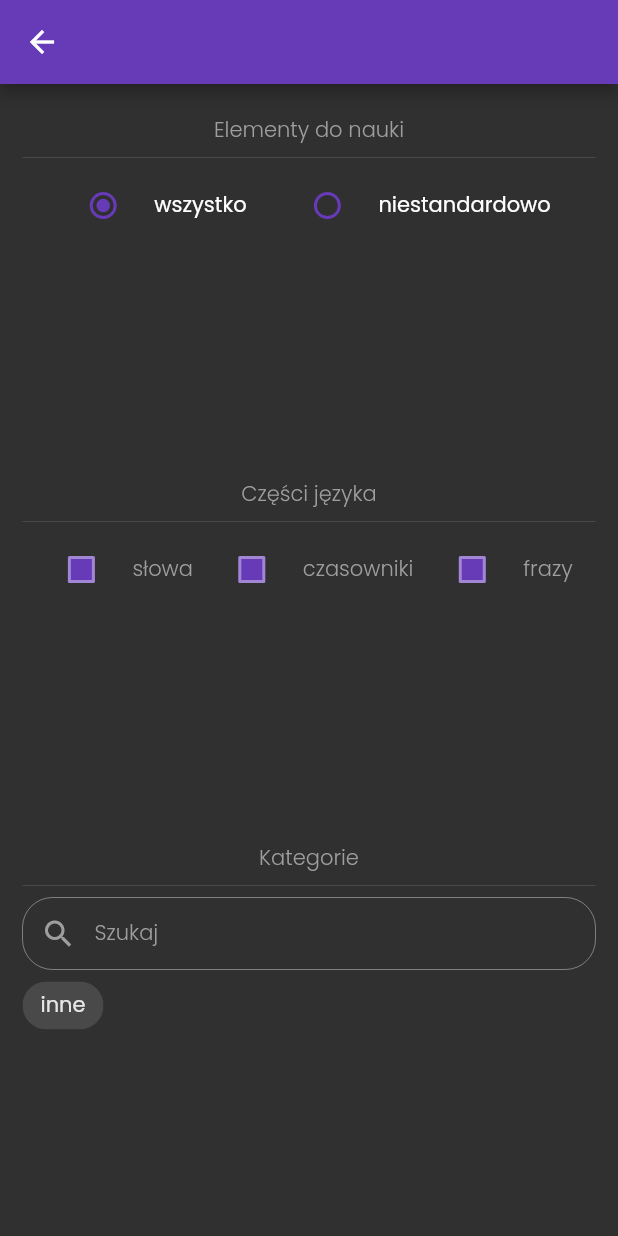
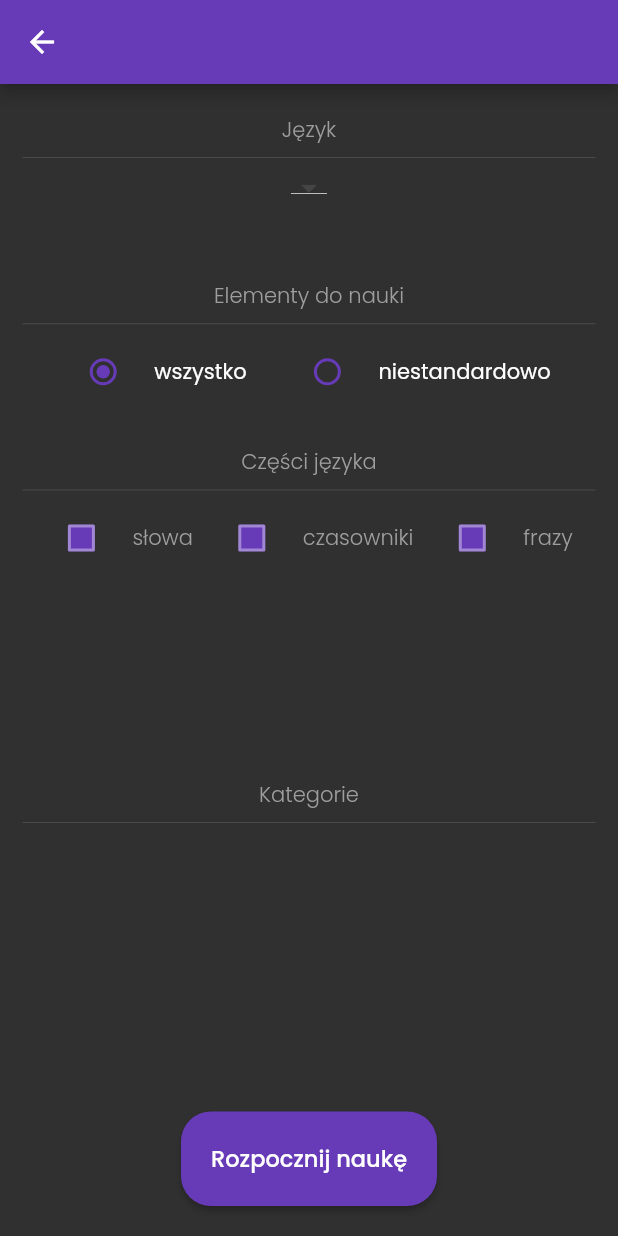
Before and after one commit to tombortniak/LanguageLearning, a Flutter app: the screen it shows after launch, after a tap on "Rozpocznij naukę", on a phone screen of 412 x 824 dp. Run offline on Flutter 3.47's test engine with Material 2 defaults, Android fonts, the phone set to English and light mode, and no system bars; our stand-ins replace drift, dropdown_search, fluttertoast, font_awesome_flutter, google_fonts, tuple; accounts and stored records are empty; generated files the repository leaves out were written again; statements that could not run were skipped.

Commit message:
fix filter chips in learning options page

```diff
--- a/lib/components/element_form.dart
+++ b/lib/components/element_form.dart
@@ -501,7 +501,8 @@ class _ElementFormState extends State<ElementForm> {
                             ),
                             showSearchBox: true,
                             selectedItem: selectedCategory,
-                            items: languageElementData.categories,
+                            items: languageElementData
+                                .getCategoriesBy(widget.language),
                             itemAsString: (Category? category) {
                               return category!.name;
                             },
--- a/lib/main.dart
+++ b/lib/main.dart
@@ -40,7 +40,7 @@ class LanguageLearningApp extends StatelessWidget {
   Widget build(BuildContext context) {
     return MaterialApp(
       title: 'Language Learning',
-      home: const SplashPage(),
+      home: const HomePage(),
       darkTheme: LanguageLearningTheme.dark(),
       themeMode: ThemeMode.dark,
       debugShowCheckedModeBanner: false,
--- a/lib/pages/language_management_page.dart
+++ b/lib/pages/language_management_page.dart
@@ -82,7 +82,7 @@ class _LanguageManagementPageState extends State<LanguageManagementPage>
                           .where((e) => e.id == element.category)
                           .toList()
                           .first
-                          .toString(),
+                          .name,
                   style: Theme.of(context).textTheme.bodyText1,
                 ),
               ],
--- a/lib/pages/learning_options_page.dart
+++ b/lib/pages/learning_options_page.dart
@@ -1,7 +1,7 @@
 import 'package:flutter/material.dart';
 import 'package:language_learning/components/labeled_checkbox.dart';
 import 'package:language_learning/components/labeled_radio.dart';
-import 'package:language_learning/constants.dart';
+import 'package:language_learning/constants.dart' hide Language;
 import 'package:language_learning/database/database.dart';
 import 'package:language_learning/models/language_element_data.dart';
 import 'package:provider/provider.dart';
@@ -14,18 +14,25 @@ class LearningOptionsPage extends StatefulWidget {
 }
 
 class _LearningOptionsPageState extends State<LearningOptionsPage> {
-  LearningOption _learningOption = LearningOption.all;
+  LearningOption learningOption = LearningOption.all;
+  Language? selectedLanguage;
   bool wordOptionValue = false;
   bool verbOptionValue = false;
   bool phraseOptionValue = false;
   List<bool> categoriesSelectedValues = [];
   List<FilterChip> categoryChips = [];
+  List<Category> categories = [];
   TextEditingController searchTextController = TextEditingController();
   FocusNode searchFieldNode = FocusNode();
 
-  void buildCategoryChips([String query = '']) {
-    var categories =
-        context.read<LanguageElementData>().filterCategories(query);
+  void updateCategories() {
+    categories =
+        context.read<LanguageElementData>().getCategoriesBy(selectedLanguage!);
+    categoriesSelectedValues =
+        List.generate(categories.length, (index) => false);
+  }
+
+  List<Widget> buildCategoryChips([String query = '']) {
     categoryChips = List.generate(
       categories.length,
       (index) => FilterChip(
@@ -39,14 +46,19 @@ class _LearningOptionsPageState extends State<LearningOptionsPage> {
         },
       ),
     );
+
+    return categoryChips;
   }
 
   @override
   void initState() {
     super.initState();
-    categoriesSelectedValues = List.generate(
-        context.read<LanguageElementData>().categories.length,
-        (index) => false);
+    selectedLanguage = Provider.of<LanguageElementData>(context, listen: false)
+        .languages
+        .first;
+    updateCategories();
+    categoriesSelectedValues =
+        List.generate(categories.length, (index) => false);
     buildCategoryChips();
   }
 
@@ -66,6 +78,46 @@ class _LearningOptionsPageState extends State<LearningOptionsPage> {
                 child: Column(
                     crossAxisAlignment: CrossAxisAlignment.stretch,
                     children: [
+                      Expanded(
+                        child: Column(
+                          children: [
+                            Text(
+                              'Język',
+                              textAlign: TextAlign.center,
+                            ),
+                            Container(
+                              child: Divider(),
+                            ),
+                            DropdownButton(
+                              value: selectedLanguage,
+                              elevation: 0,
+                              isExpanded: false,
+                              items: context
+                                  .read<LanguageElementData>()
+                                  .languages
+                                  .map((Language language) {
+                                return DropdownMenuItem(
+                                  child: Center(
+                                    child: Text(
+                                      language.name,
+                                    ),
+                                  ),
+                                  value: language,
+                                );
+                              }).toList(),
+                              onChanged: (Language? language) {
+                                setState(() {
+                                  selectedLanguage = language;
+                                  updateCategories();
+                                });
+                              },
+                            ),
+                          ],
+                        ),
+                      ),
+                      Expanded(
+                        child: Column(
+                          children: [
                             Text(
                               'Elementy do nauki',
                               textAlign: TextAlign.center,
@@ -78,25 +130,28 @@ class _LearningOptionsPageState extends State<LearningOptionsPage> {
                               children: [
                                 LabeledRadio(
                                   value: LearningOption.all,
-                            groupValue: _learningOption,
+                                  groupValue: learningOption,
                                   label: 'wszystko',
                                   onChanged: (LearningOption? value) {
                                     setState(() {
-                                _learningOption = value!;
+                                      learningOption = value!;
                                     });
                                   },
                                 ),
                                 LabeledRadio(
                                   value: LearningOption.custom,
-                            groupValue: _learningOption,
+                                  groupValue: learningOption,
                                   label: 'niestandardowo',
                                   onChanged: (LearningOption? value) {
                                     setState(() {
-                                _learningOption = value!;
+                                      learningOption = value!;
                                     });
                                   },
                                 )
                               ],
+                            ),
+                          ],
+                        ),
                       ),
                     ]),
               ),
@@ -115,21 +170,21 @@ class _LearningOptionsPageState extends State<LearningOptionsPage> {
                       mainAxisAlignment: MainAxisAlignment.spaceEvenly,
                       children: [
                         LabeledCheckbox(
-                          isDisabled: _learningOption == LearningOption.custom
+                          isDisabled: learningOption == LearningOption.custom
                               ? false
                               : true,
                           label: 'słowa',
                           isChecked: wordOptionValue,
                         ),
                         LabeledCheckbox(
-                          isDisabled: _learningOption == LearningOption.custom
+                          isDisabled: learningOption == LearningOption.custom
                               ? false
                               : true,
                           label: 'czasowniki',
                           isChecked: verbOptionValue,
                         ),
                         LabeledCheckbox(
-                          isDisabled: _learningOption == LearningOption.custom
+                          isDisabled: learningOption == LearningOption.custom
                               ? false
                               : true,
                           label: 'frazy',
@@ -151,49 +206,21 @@ class _LearningOptionsPageState extends State<LearningOptionsPage> {
                     Container(
                       child: Divider(),
                     ),
-                    TextField(
-                      enabled: _learningOption == LearningOption.custom,
-                      focusNode: searchFieldNode,
-                      decoration: InputDecoration(
-                        contentPadding: EdgeInsets.all(0.0),
-                        focusedBorder: OutlineInputBorder(
-                            borderSide:
-                                const BorderSide(color: Colors.deepPurple),
-                            borderRadius: BorderRadius.circular(20.0)),
-                        hintText: 'Szukaj',
-                        hintStyle: Theme.of(context)
-                            .textTheme
-                            .bodyText2
-                            ?.copyWith(color: Colors.grey, fontSize: 14.0),
-                        prefixIcon: const Icon(
-                          Icons.search,
-                          color: Colors.grey,
-                        ),
-                        border: const OutlineInputBorder(
-                          borderRadius: BorderRadius.all(
-                            Radius.circular(20.0),
-                          ),
-                        ),
-                      ),
-                      onChanged: (value) {
-                        buildCategoryChips(value);
-                      },
-                      onEditingComplete: () {},
-                      controller: searchTextController,
-                    ),
                     Expanded(
                       child: SingleChildScrollView(
                         scrollDirection: Axis.vertical,
                         child: Wrap(
+                          alignment: WrapAlignment.center,
                           spacing: 10.0,
                           direction: Axis.horizontal,
-                          children: categoryChips,
+                          children: buildCategoryChips(),
                         ),
                       ),
                     )
                   ],
                 ),
-              )
+              ),
+              ElevatedButton(onPressed: () {}, child: Text('Rozpocznij naukę'))
             ],
           ),
         ),
--- a/lib/theme.dart
+++ b/lib/theme.dart
@@ -55,7 +55,7 @@ class LanguageLearningTheme {
         style: ElevatedButton.styleFrom(
           primary: Colors.deepPurple,
           textStyle: darkTextTheme.headline5,
-          padding: const EdgeInsets.all(15.0),
+          padding: const EdgeInsets.all(20.0),
           shape: const RoundedRectangleBorder(
             borderRadius: BorderRadius.all(
               Radius.circular(20.0),
```
Also changed, not shown: lib/models/language_element_data.dart (+38 -0 lines). Lines whose indentation alone changed are shown as unchanged.
